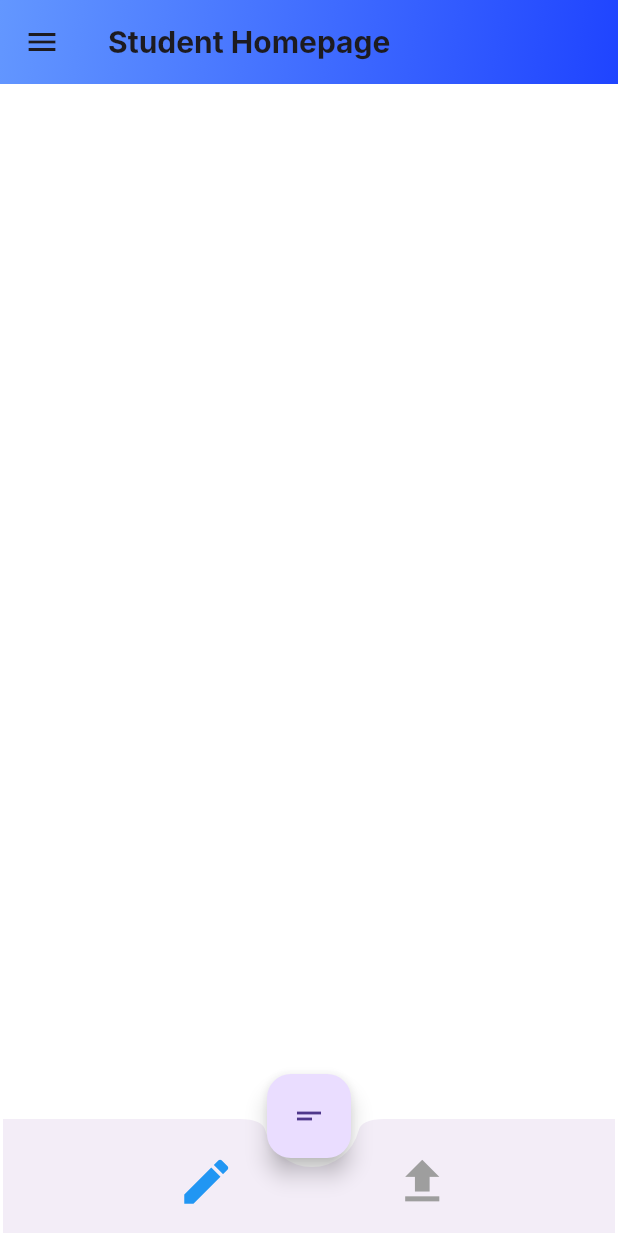
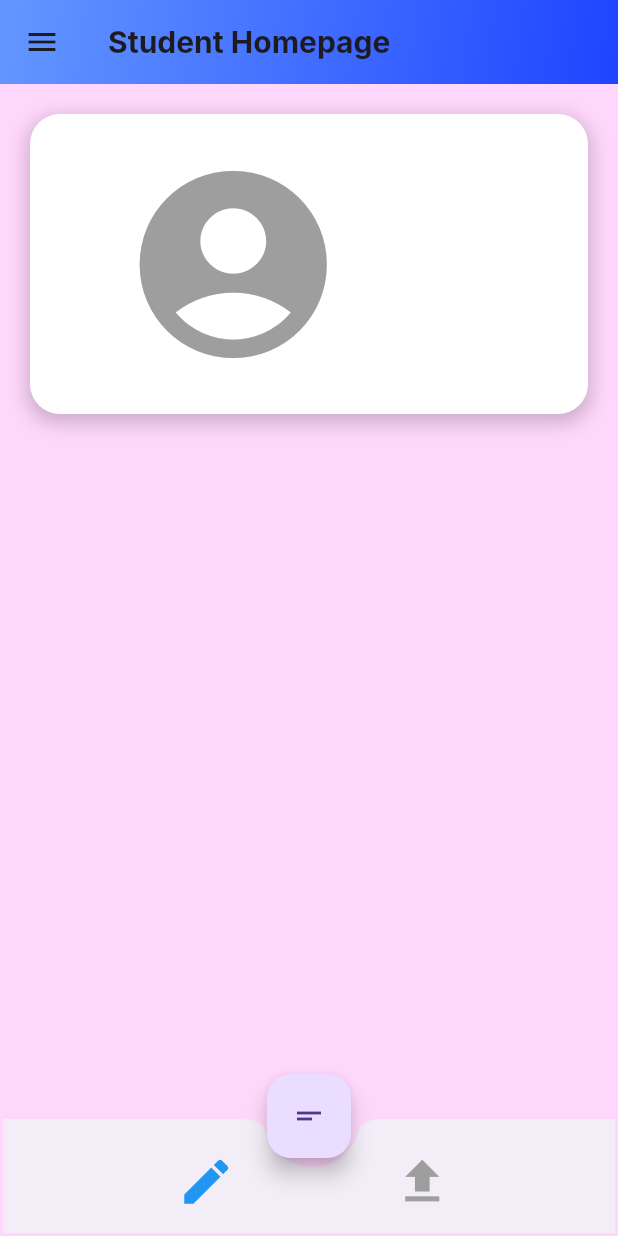
Before and after one commit to rushabhkhandhar/Devopia-Overloadoblivion, a Flutter app: the StudentHomepage screen opened directly, on a phone screen of 412 x 824 dp. Run offline on Flutter 3.47's test engine with Material 3 defaults, Android fonts, the phone set to English and light mode, and no system bars; our stand-ins replace animated_splash_screen, cloud_firestore, dash_chat_2, dio, file_picker, firebase_auth and 4 more; accounts and stored records are empty; Roboto replaces fonts that are missing (Inter).

Commit message:
Updating Student Homepage UI

```diff
--- a/lib/screens/student_homepage.dart
+++ b/lib/screens/student_homepage.dart
@@ -1,8 +1,12 @@
 import 'package:cloud_firestore/cloud_firestore.dart';
 import 'package:devopia_overload_oblivion/Helper/helper_function.dart';
+import 'package:devopia_overload_oblivion/models/student_model.dart';
+import 'package:devopia_overload_oblivion/providers/student_provider.dart';
 import 'package:devopia_overload_oblivion/resources/auth_methods.dart';
 import 'package:devopia_overload_oblivion/screens/assignments.dart';
 import 'package:devopia_overload_oblivion/screens/short_answer_screen.dart';
+import 'package:firebase_auth/firebase_auth.dart';
+import 'package:firebase_core/firebase_core.dart';
 import 'package:flutter/material.dart';
 
 import 'package:devopia_overload_oblivion/resources/database.dart';
@@ -11,6 +15,7 @@ import 'package:devopia_overload_oblivion/resources/database.dart';
 import 'package:devopia_overload_oblivion/screens/quiz_play.dart';
 // import 'package:devopia_overload_oblivion/screens/short_answer_screen.dart';
 import 'package:devopia_overload_oblivion/screens/user_type_selec.dart';
+import 'package:provider/provider.dart';
 
 class StudentHomepage extends StatefulWidget {
   const StudentHomepage({super.key});
@@ -23,6 +28,7 @@ class _StudentHomepageState extends State<StudentHomepage> {
   Stream? quizStream;
   bool isCreateMode = true;
   AuthMethods auth = AuthMethods();
+  FirebaseAuth firebaseauth = FirebaseAuth.instance;
 
   DatabaseService databaseService = new DatabaseService();
 
@@ -63,10 +69,16 @@ class _StudentHomepageState extends State<StudentHomepage> {
     );
   }
 
+  StudentProvider studentProvider = StudentProvider();
+
   String email = "";
   String name = "";
   @override
   void initState() {
+    setState(() {
+      studentProvider.refreshStudent();
+    });
+
     databaseService.getQuizData().then((value) {
       quizStream = value;
       setState(() {});
@@ -90,8 +102,9 @@ class _StudentHomepageState extends State<StudentHomepage> {
 
   @override
   Widget build(BuildContext context) {
+    Student student = studentProvider.getUser();
     return Scaffold(
-      backgroundColor: Colors.white,
+      backgroundColor: Color.fromARGB(255, 255, 215, 252),
       appBar: AppBar(
         flexibleSpace: Container(
           decoration: BoxDecoration(
@@ -182,7 +195,60 @@ class _StudentHomepageState extends State<StudentHomepage> {
           ],
         ),
       ),
-      body: quizList(),
+      body: Padding(
+        padding: const EdgeInsets.all(20.0),
+        child: Column(
+          children: [
+            Container(
+                decoration: BoxDecoration(
+                  color: Colors.white,
+                  borderRadius: BorderRadius.circular(20),
+                  boxShadow: [
+                    BoxShadow(
+                      color: Colors.black.withOpacity(0.2),
+                      blurRadius: 10,
+                      spreadRadius: 2,
+                      offset: Offset(0, 4),
+                    ),
+                  ],
+                ),
+                width: double.maxFinite,
+                height: 200,
+                child: Padding(
+                  padding: const EdgeInsets.all(10.0),
+                  child: Row(
+                    mainAxisAlignment: MainAxisAlignment.spaceAround,
+                    children: [
+                      const Icon(
+                        Icons.account_circle,
+                        size: 150,
+                        color: Colors.grey,
+                      ),
+                      Column(
+                        mainAxisAlignment: MainAxisAlignment.center,
+                        children: [
+                          Text(
+                            student.studentname,
+                            style: TextStyle(
+                                fontWeight: FontWeight.w600, fontSize: 20),
+                          ),
+                          SizedBox(
+                            height: 20,
+                          ),
+                          Text(student.email),
+                          SizedBox(
+                            height: 10,
+                          ),
+                          Text(student.year),
+                        ],
+                      )
+                    ],
+                  ),
+                )),
+          ],
+        ),
+      ),
+      //quizList(),
       bottomNavigationBar: Container(
         decoration: BoxDecoration(borderRadius: BorderRadius.circular(10)),
         height: 80,
```
Also changed, not shown: lib/screens/student_signup.dart (+5 -2 lines).
